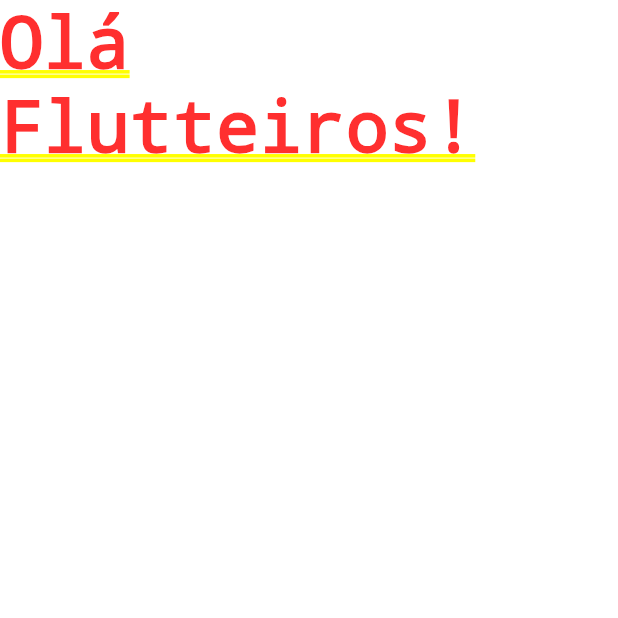
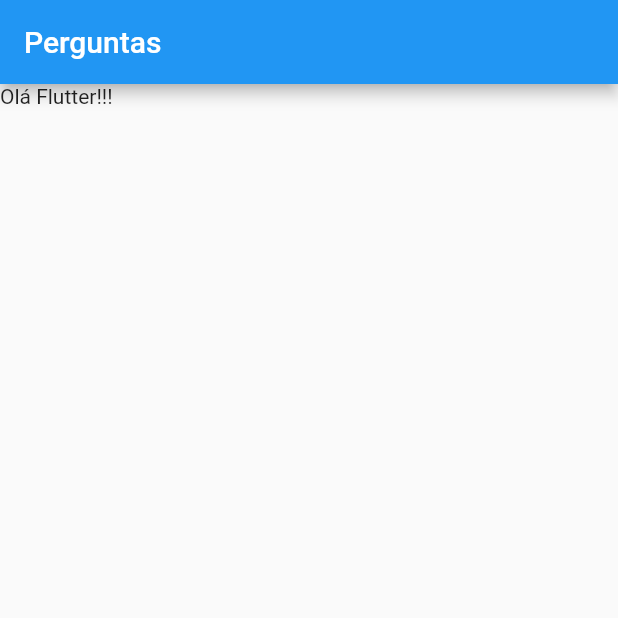
Before and after one commit to Souza83/projeto_perguntas, a Flutter app: the screen it shows after launch, on a phone screen of 412 x 824 dp, the top half of it. Run offline on Flutter 3.47's test engine with Material 2 defaults, Android fonts, the phone set to English and light mode, and no system bars.

Commit message:
Criando a primeira arvore de widgets.

```diff
--- a/lib/main.dart
+++ b/lib/main.dart
@@ -9,9 +9,16 @@ main() => runApp(PerguntaApp());
 
 //Cria classe (extends: demonstra que há herança)
 class PerguntaApp extends StatelessWidget {
+  @override //Decorador que demonstra ao StatelessWidget é obrigado implementar
   Widget build(BuildContext context) {
     return MaterialApp(
-      home: Text('Olá Flutteiros!'),
+      home: Scaffold(
+        //Inicia a estrutura da aplicação
+        appBar: AppBar(
+          title: Text('Perguntas'),
+        ),
+        body: Text('Olá Flutter!!!'),
+      ),
     );
   }
 }
```
